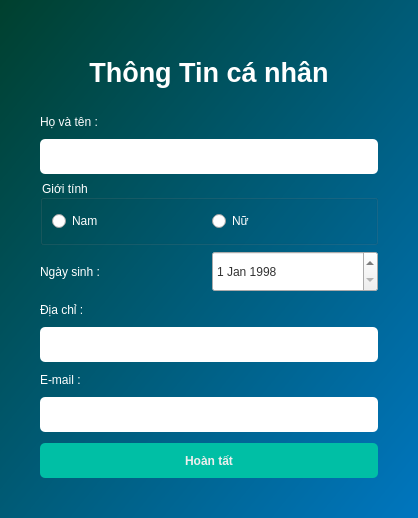
Old version of the form PersonalInfo.ui in the repository duydvu/Library.
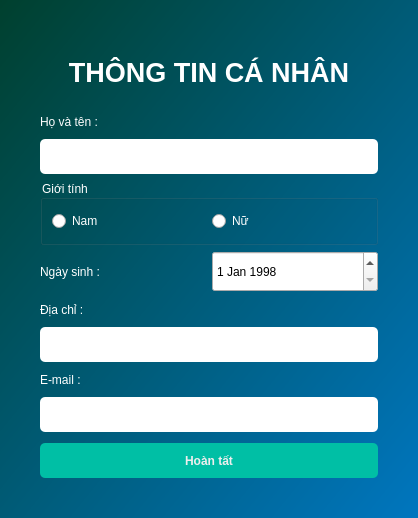
New version of the form.

```diff
--- a/PersonalInfo.ui
+++ b/PersonalInfo.ui
@@ -39,7 +39,7 @@
 font-weight: bold;</string>
      </property>
      <property name="text">
-      <string>Thông Tin cá nhân</string>
+      <string>THÔNG TIN CÁ NHÂN</string>
      </property>
      <property name="alignment">
       <set>Qt::AlignCenter</set>
@@ -137,7 +137,7 @@
        <property name="styleSheet">
         <string notr="true">background: none;
 height: 35px;
-color: #333;</string>
+color: #000;</string>
        </property>
        <property name="date">
         <date>
```
Left out of the diff: 8 changed lines with no effect on the pictures.
